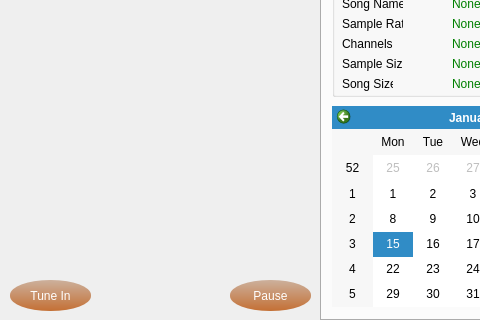
Old version of the form mainwindow.ui in the repository warren80/comaudio; both pictures show x 0 to 480 and y 120 to 440 of the 669 by 440 pixel window.
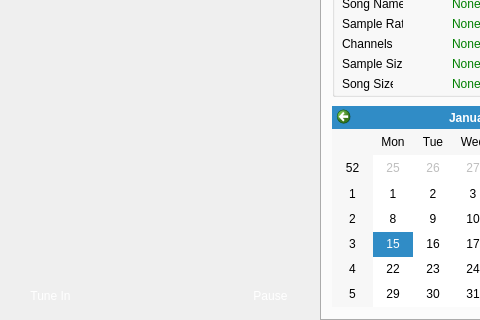
New version of the form. Icons and pictures are not drawn.

```diff
--- a/mainwindow.ui
+++ b/mainwindow.ui
@@ -562,10 +562,17 @@
      </rect>
     </property>
     <property name="styleSheet">
-     <string notr="true">background: qlineargradient(spread:pad, x1:0.5, y1:0, x2:0.5, y2:1, stop:0 rgba(204, 176, 156, 255), stop:1 rgba(196, 112, 53, 255));
-border: 1px #c47035 brown;
-border-radius: 40px 15px;
-color: white;</string>
+     <string notr="true">QPushButton {
+	background: qlineargradient(spread:pad, x1:0.5, y1:0, x2:0.5, y2:1, stop:0 		rgba(204, 176, 156, 255), stop:1 rgba(196, 112, 53, 255));
+	border: 1px #c47035 brown;
+	border-radius: 40px 15px;
+	color: white;
+}
+
+QPushButton:pressed {
+	background:qlineargradient(spread:pad, x1:0.5, y1:0, x2:0.5, y2:1, stop:0 rgba(255, 205, 0, 255), stop:1 rgba(255, 255, 255, 255));
+	color: black;
+}</string>
     </property>
     <property name="text">
      <string>Tune In</string>
@@ -587,10 +594,17 @@
      </rect>
     </property>
     <property name="styleSheet">
-     <string notr="true">background: qlineargradient(spread:pad, x1:0.5, y1:0, x2:0.5, y2:1, stop:0 rgba(204, 176, 156, 255), stop:1 rgba(196, 112, 53, 255));
-border: 1px #c47035 brown;
-border-radius: 40px 15px;
-color: white;</string>
+     <string notr="true">QPushButton {
+	background: qlineargradient(spread:pad, x1:0.5, y1:0, x2:0.5, y2:1, stop:0 		rgba(204, 176, 156, 255), stop:1 rgba(196, 112, 53, 255));
+	border: 1px #c47035 brown;
+	border-radius: 40px 15px;
+	color: white;
+}
+
+QPushButton:pressed {
+	background:qlineargradient(spread:pad, x1:0.5, y1:0, x2:0.5, y2:1, stop:0 rgba(255, 205, 0, 255), stop:1 rgba(255, 255, 255, 255));
+	color: black;
+}</string>
     </property>
     <property name="text">
      <string>Pause</string>
```
Left out of the diff: 2 changed lines with no effect on the pictures.
